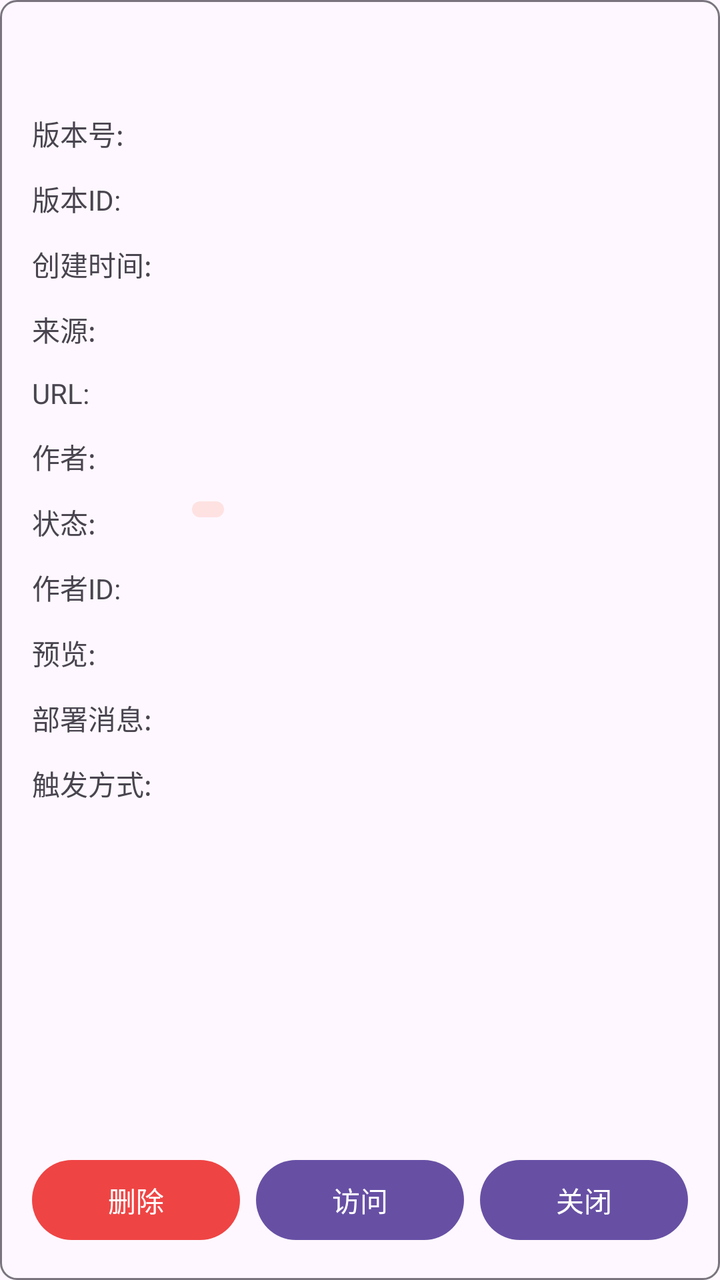
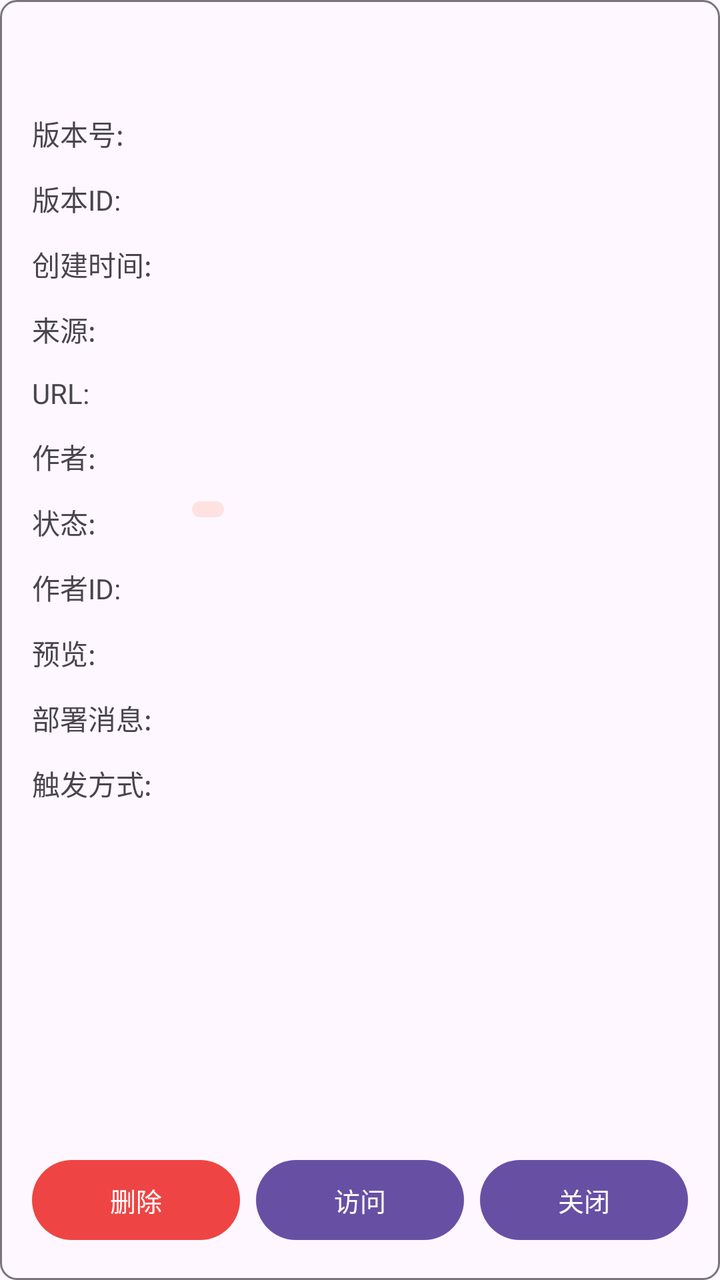

Screens rendered from an Android XML layout before and after an edit, with the pre-edit source and the edit as a unified diff.
<!-- AndroidManifest.xml: application theme AppTheme -->
<!-- res/layout/dialog_worker_version_detail.xml -->
<?xml version="1.0" encoding="utf-8"?>
<LinearLayout xmlns:android="http://schemas.android.com/apk/res/android"
    xmlns:app="http://schemas.android.com/apk/res-auto"
    android:layout_width="match_parent"
    android:layout_height="wrap_content"
    android:orientation="vertical"
    android:background="@drawable/bg_list_item_border"
    android:padding="16dp">

    <ScrollView
        android:layout_width="match_parent"
        android:layout_height="0dp"
        android:layout_weight="1"
        android:maxHeight="500dp">

        <LinearLayout
            android:layout_width="match_parent"
            android:layout_height="wrap_content"
            android:orientation="vertical">

            <TextView
                android:id="@+id/titleText"
                android:layout_width="match_parent"
                android:layout_height="wrap_content"
                android:textSize="18sp"
                android:textStyle="bold"
                android:layout_marginBottom="16dp"/>

            <LinearLayout
                android:layout_width="match_parent"
                android:layout_height="wrap_content"
                android:orientation="vertical">

                <LinearLayout
                    android:layout_width="match_parent"
                    android:layout_height="wrap_content"
                    android:orientation="horizontal">
                    <TextView
                        android:layout_width="80dp"
                        android:layout_height="wrap_content"
                        android:text="版本号:"
                        android:textSize="14sp"
                        android:textColor="?attr/colorOnSurfaceVariant"/>
                    <TextView
                        android:id="@+id/versionNumberText"
                        android:layout_width="match_parent"
                        android:layout_height="wrap_content"
                        android:textSize="14sp"/>
                </LinearLayout>

                <LinearLayout
                    android:layout_width="match_parent"
                    android:layout_height="wrap_content"
                    android:orientation="horizontal"
                    android:layout_marginTop="12dp">
                    <TextView
                        android:layout_width="80dp"
                        android:layout_height="wrap_content"
                        android:text="版本ID:"
                        android:textSize="14sp"
                        android:textColor="?attr/colorOnSurfaceVariant"/>
                    <TextView
                        android:id="@+id/versionIdText"
                        android:layout_width="match_parent"
                        android:layout_height="wrap_content"
                        android:textSize="14sp"/>
                </LinearLayout>

                <LinearLayout
                    android:layout_width="match_parent"
                    android:layout_height="wrap_content"
                    android:orientation="horizontal"
                    android:layout_marginTop="12dp">
                    <TextView
                        android:layout_width="80dp"
                        android:layout_height="wrap_content"
                        android:text="创建时间:"
                        android:textSize="14sp"
                        android:textColor="?attr/colorOnSurfaceVariant"/>
                    <TextView
                        android:id="@+id/createTimeText"
                        android:layout_width="match_parent"
                        android:layout_height="wrap_content"
                        android:textSize="14sp"/>
                </LinearLayout>

                <LinearLayout
                    android:layout_width="match_parent"
                    android:layout_height="wrap_content"
                    android:orientation="horizontal"
                    android:layout_marginTop="12dp">
                    <TextView
                        android:layout_width="80dp"
                        android:layout_height="wrap_content"
                        android:text="来源:"
                        android:textSize="14sp"
                        android:textColor="?attr/colorOnSurfaceVariant"/>
                    <TextView
                        android:id="@+id/sourceText"
                        android:layout_width="match_parent"
                        android:layout_height="wrap_content"
                        android:textSize="14sp"/>
                </LinearLayout>

                <LinearLayout
                    android:layout_width="match_parent"
                    android:layout_height="wrap_content"
                    android:orientation="horizontal"
                    android:layout_marginTop="12dp">
                    <TextView
                        android:layout_width="80dp"
                        android:layout_height="wrap_content"
                        android:text="URL:"
                        android:textSize="14sp"
                        android:textColor="?attr/colorOnSurfaceVariant"/>
                    <TextView
                        android:id="@+id/urlText"
                        android:layout_width="match_parent"
                        android:layout_height="wrap_content"
                        android:textSize="14sp"/>
                </LinearLayout>

                <LinearLayout
                    android:layout_width="match_parent"
                    android:layout_height="wrap_content"
                    android:orientation="horizontal"
                    android:layout_marginTop="12dp">
                    <TextView
                        android:layout_width="80dp"
                        android:layout_height="wrap_content"
                        android:text="作者:"
                        android:textSize="14sp"
                        android:textColor="?attr/colorOnSurfaceVariant"/>
                    <TextView
                        android:id="@+id/authorText"
                        android:layout_width="match_parent"
                        android:layout_height="wrap_content"
                        android:textSize="14sp"/>
                </LinearLayout>

                <LinearLayout
                    android:layout_width="match_parent"
                    android:layout_height="wrap_content"
                    android:orientation="horizontal"
                    android:layout_marginTop="12dp">
                    <TextView
                        android:layout_width="80dp"
                        android:layout_height="wrap_content"
                        android:text="状态:"
                        android:textSize="14sp"
                        android:textColor="?attr/colorOnSurfaceVariant"/>
                    <LinearLayout
                        android:id="@+id/statusBadge"
                        android:layout_width="wrap_content"
                        android:layout_height="wrap_content"
                        android:orientation="horizontal"
                        android:gravity="center"
                        android:paddingStart="8dp"
                        android:paddingEnd="8dp"
                        android:paddingTop="4dp"
                        android:paddingBottom="4dp"
                        android:background="@drawable/bg_running_badge"/>
                </LinearLayout>

                <LinearLayout
                    android:layout_width="match_parent"
                    android:layout_height="wrap_content"
                    android:orientation="horizontal"
                    android:layout_marginTop="12dp">
                    <TextView
                        android:layout_width="80dp"
                        android:layout_height="wrap_content"
                        android:text="作者ID:"
                        android:textSize="14sp"
                        android:textColor="?attr/colorOnSurfaceVariant"/>
                    <TextView
                        android:id="@+id/authorIdText"
                        android:layout_width="match_parent"
                        android:layout_height="wrap_content"
                        android:textSize="14sp"/>
                </LinearLayout>

                <LinearLayout
                    android:layout_width="match_parent"
                    android:layout_height="wrap_content"
                    android:orientation="horizontal"
                    android:layout_marginTop="12dp">
                    <TextView
                        android:layout_width="80dp"
                        android:layout_height="wrap_content"
                        android:text="预览:"
                        android:textSize="14sp"
                        android:textColor="?attr/colorOnSurfaceVariant"/>
                    <TextView
                        android:id="@+id/hasPreviewText"
                        android:layout_width="match_parent"
                        android:layout_height="wrap_content"
                        android:textSize="14sp"/>
                </LinearLayout>

                <LinearLayout
                    android:layout_width="match_parent"
                    android:layout_height="wrap_content"
                    android:orientation="horizontal"
                    android:layout_marginTop="12dp">
                    <TextView
                        android:layout_width="80dp"
                        android:layout_height="wrap_content"
                        android:text="部署消息:"
                        android:textSize="14sp"
                        android:textColor="?attr/colorOnSurfaceVariant"/>
                    <TextView
                        android:id="@+id/deploymentMessageText"
                        android:layout_width="match_parent"
                        android:layout_height="wrap_content"
                        android:textSize="14sp"/>
                </LinearLayout>

                <LinearLayout
                    android:layout_width="match_parent"
                    android:layout_height="wrap_content"
                    android:orientation="horizontal"
                    android:layout_marginTop="12dp">
                    <TextView
                        android:layout_width="80dp"
                        android:layout_height="wrap_content"
                        android:text="触发方式:"
                        android:textSize="14sp"
                        android:textColor="?attr/colorOnSurfaceVariant"/>
                    <TextView
                        android:id="@+id/triggeredByText"
                        android:layout_width="match_parent"
                        android:layout_height="wrap_content"
                        android:textSize="14sp"/>
                </LinearLayout>

                <LinearLayout
                    android:id="@+id/deploymentInfoSection"
                    android:layout_width="match_parent"
                    android:layout_height="wrap_content"
                    android:orientation="vertical"
                    android:layout_marginTop="16dp"
                    android:visibility="gone">

                    <View
                        android:layout_width="match_parent"
                        android:layout_height="1dp"
                        android:background="?attr/colorOutlineVariant"
                        android:layout_marginBottom="12dp"/>

                    <TextView
                        android:layout_width="match_parent"
                        android:layout_height="wrap_content"
                        android:text="部署信息"
                        android:textSize="14sp"
                        android:textStyle="bold"
                        android:layout_marginBottom="12dp"/>

                    <LinearLayout
                        android:layout_width="match_parent"
                        android:layout_height="wrap_content"
                        android:orientation="horizontal">
                        <TextView
                            android:layout_width="80dp"
                            android:layout_height="wrap_content"
                            android:text="部署ID:"
                            android:textSize="14sp"
                            android:textColor="?attr/colorOnSurfaceVariant"/>
                        <TextView
                            android:id="@+id/deploymentIdText"
                            android:layout_width="match_parent"
                            android:layout_height="wrap_content"
                            android:textSize="14sp"/>
                    </LinearLayout>

                    <LinearLayout
                        android:layout_width="match_parent"
                        android:layout_height="wrap_content"
                        android:orientation="horizontal"
                        android:layout_marginTop="12dp">
                        <TextView
                            android:layout_width="80dp"
                            android:layout_height="wrap_content"
                            android:text="部署时间:"
                            android:textSize="14sp"
                            android:textColor="?attr/colorOnSurfaceVariant"/>
                        <TextView
                            android:id="@+id/deploymentCreatedText"
                            android:layout_width="match_parent"
                            android:layout_height="wrap_content"
                            android:textSize="14sp"/>
                    </LinearLayout>

                    <LinearLayout
                        android:layout_width="match_parent"
                        android:layout_height="wrap_content"
                        android:orientation="horizontal"
                        android:layout_marginTop="12dp">
                        <TextView
                            android:layout_width="80dp"
                            android:layout_height="wrap_content"
                            android:text="部署来源:"
                            android:textSize="14sp"
                            android:textColor="?attr/colorOnSurfaceVariant"/>
                        <TextView
                            android:id="@+id/deploymentSourceText"
                            android:layout_width="match_parent"
                            android:layout_height="wrap_content"
                            android:textSize="14sp"/>
                    </LinearLayout>

                    <LinearLayout
                        android:layout_width="match_parent"
                        android:layout_height="wrap_content"
                        android:orientation="horizontal"
                        android:layout_marginTop="12dp">
                        <TextView
                            android:layout_width="80dp"
                            android:layout_height="wrap_content"
                            android:text="部署策略:"
                            android:textSize="14sp"
                            android:textColor="?attr/colorOnSurfaceVariant"/>
                        <TextView
                            android:id="@+id/deploymentStrategyText"
                            android:layout_width="match_parent"
                            android:layout_height="wrap_content"
                            android:textSize="14sp"/>
                    </LinearLayout>

                    <LinearLayout
                        android:layout_width="match_parent"
                        android:layout_height="wrap_content"
                        android:orientation="horizontal"
                        android:layout_marginTop="12dp">
                        <TextView
                            android:layout_width="80dp"
                            android:layout_height="wrap_content"
                            android:text="流量占比:"
                            android:textSize="14sp"
                            android:textColor="?attr/colorOnSurfaceVariant"/>
                        <TextView
                            android:id="@+id/deploymentPercentageText"
                            android:layout_width="match_parent"
                            android:layout_height="wrap_content"
                            android:textSize="14sp"/>
                    </LinearLayout>

                    <LinearLayout
                        android:layout_width="match_parent"
                        android:layout_height="wrap_content"
                        android:orientation="horizontal"
                        android:layout_marginTop="12dp">
                        <TextView
                            android:layout_width="80dp"
                            android:layout_height="wrap_content"
                            android:text="部署作者:"
                            android:textSize="14sp"
                            android:textColor="?attr/colorOnSurfaceVariant"/>
                        <TextView
                            android:id="@+id/deploymentAuthorText"
                            android:layout_width="match_parent"
                            android:layout_height="wrap_content"
                            android:textSize="14sp"/>
                    </LinearLayout>

                </LinearLayout>

            </LinearLayout>

        </LinearLayout>

    </ScrollView>

    <LinearLayout
        android:layout_width="match_parent"
        android:layout_height="wrap_content"
        android:orientation="horizontal"
        android:layout_marginTop="16dp">

        <com.google.android.material.button.MaterialButton
            android:id="@+id/deleteBtn"
            android:layout_width="0dp"
            android:layout_height="wrap_content"
            android:layout_weight="1"
            android:text="删除"
            app:backgroundTint="@color/red_500"
            android:textColor="@color/white"/>

        <com.google.android.material.button.MaterialButton
            android:id="@+id/accessBtn"
            android:layout_width="0dp"
            android:layout_height="wrap_content"
            android:layout_weight="1"
            android:text="访问"
            app:backgroundTint="?attr/colorPrimary"
            android:textColor="@color/white"
            android:layout_marginStart="8dp"/>

        <com.google.android.material.button.MaterialButton
            android:id="@+id/closeBtn"
            android:layout_width="0dp"
            android:layout_height="wrap_content"
            android:layout_weight="1"
            android:text="关闭"
            android:layout_marginStart="8dp"/>

    </LinearLayout>

</LinearLayout>
<!-- resources referenced by this layout -->
<resources>
  <color name="red_500">#EF4444</color>
  <color name="white">#FFFFFF</color>
  <style name="AppTheme" parent="Base.AppTheme" />
  <color name="red_100">#FEE2E2</color>
  <style name="Base.AppTheme" parent="Theme.Material3.DayNight.NoActionBar">
      
      
    </style>
  <!-- unchanged entries left out for length: 2 -->
</resources>

<!-- the commit's change to res/layout/dialog_worker_version_detail.xml (unified diff, before → after) -->
@@ -38,7 +38,7 @@
                     <TextView
                         android:layout_width="80dp"
                         android:layout_height="wrap_content"
-                        android:text="版本号:"
+                        android:text="@string/xml_dialog_worker_version_detail"
                         android:textSize="14sp"
                         android:textColor="?attr/colorOnSurfaceVariant"/>
                     <TextView
@@ -56,7 +56,7 @@
                     <TextView
                         android:layout_width="80dp"
                         android:layout_height="wrap_content"
-                        android:text="版本ID:"
+                        android:text="@string/xml_dialog_worker_version_detail_2"
                         android:textSize="14sp"
                         android:textColor="?attr/colorOnSurfaceVariant"/>
                     <TextView
@@ -74,7 +74,7 @@
                     <TextView
                         android:layout_width="80dp"
                         android:layout_height="wrap_content"
-                        android:text="创建时间:"
+                        android:text="@string/xml_dialog_worker_version_detail_3"
                         android:textSize="14sp"
                         android:textColor="?attr/colorOnSurfaceVariant"/>
                     <TextView
@@ -92,7 +92,7 @@
                     <TextView
                         android:layout_width="80dp"
                         android:layout_height="wrap_content"
-                        android:text="来源:"
+                        android:text="@string/xml_dialog_worker_version_detail_4"
                         android:textSize="14sp"
                         android:textColor="?attr/colorOnSurfaceVariant"/>
                     <TextView
@@ -128,7 +128,7 @@
                     <TextView
                         android:layout_width="80dp"
                         android:layout_height="wrap_content"
-                        android:text="作者:"
+                        android:text="@string/xml_dialog_worker_version_detail_5"
                         android:textSize="14sp"
                         android:textColor="?attr/colorOnSurfaceVariant"/>
                     <TextView
@@ -146,7 +146,7 @@
                     <TextView
                         android:layout_width="80dp"
                         android:layout_height="wrap_content"
-                        android:text="状态:"
+                        android:text="@string/xml_dialog_worker_version_detail_6"
                         android:textSize="14sp"
                         android:textColor="?attr/colorOnSurfaceVariant"/>
                     <LinearLayout
@@ -170,7 +170,7 @@
                     <TextView
                         android:layout_width="80dp"
                         android:layout_height="wrap_content"
-                        android:text="作者ID:"
+                        android:text="@string/xml_dialog_worker_version_detail_7"
                         android:textSize="14sp"
                         android:textColor="?attr/colorOnSurfaceVariant"/>
                     <TextView
@@ -188,7 +188,7 @@
                     <TextView
                         android:layout_width="80dp"
                         android:layout_height="wrap_content"
-                        android:text="预览:"
+                        android:text="@string/xml_dialog_worker_version_detail_8"
                         android:textSize="14sp"
                         android:textColor="?attr/colorOnSurfaceVariant"/>
                     <TextView
@@ -206,7 +206,7 @@
                     <TextView
                         android:layout_width="80dp"
                         android:layout_height="wrap_content"
-                        android:text="部署消息:"
+                        android:text="@string/xml_dialog_worker_version_detail_9"
                         android:textSize="14sp"
                         android:textColor="?attr/colorOnSurfaceVariant"/>
                     <TextView
@@ -224,7 +224,7 @@
                     <TextView
                         android:layout_width="80dp"
                         android:layout_height="wrap_content"
-                        android:text="触发方式:"
+                        android:text="@string/xml_dialog_worker_version_detail_10"
                         android:textSize="14sp"
                         android:textColor="?attr/colorOnSurfaceVariant"/>
                     <TextView
@@ -251,7 +251,7 @@
                     <TextView
                         android:layout_width="match_parent"
                         android:layout_height="wrap_content"
-                        android:text="部署信息"
+                        android:text="@string/xml_dialog_worker_version_detail_11"
                         android:textSize="14sp"
                         android:textStyle="bold"
                         android:layout_marginBottom="12dp"/>
@@ -263,7 +263,7 @@
                         <TextView
                             android:layout_width="80dp"
                             android:layout_height="wrap_content"
-                            android:text="部署ID:"
+                            android:text="@string/xml_dialog_worker_version_detail_12"
                             android:textSize="14sp"
                             android:textColor="?attr/colorOnSurfaceVariant"/>
                         <TextView
@@ -281,7 +281,7 @@
                         <TextView
                             android:layout_width="80dp"
                             android:layout_height="wrap_content"
-                            android:text="部署时间:"
+                            android:text="@string/xml_dialog_worker_version_detail_13"
                             android:textSize="14sp"
                             android:textColor="?attr/colorOnSurfaceVariant"/>
                         <TextView
@@ -299,7 +299,7 @@
                         <TextView
                             android:layout_width="80dp"
                             android:layout_height="wrap_content"
-                            android:text="部署来源:"
+                            android:text="@string/xml_dialog_worker_version_detail_14"
                             android:textSize="14sp"
                             android:textColor="?attr/colorOnSurfaceVariant"/>
                         <TextView
@@ -317,7 +317,7 @@
                         <TextView
                             android:layout_width="80dp"
                             android:layout_height="wrap_content"
-                            android:text="部署策略:"
+                            android:text="@string/xml_dialog_worker_version_detail_15"
                             android:textSize="14sp"
                             android:textColor="?attr/colorOnSurfaceVariant"/>
                         <TextView
@@ -335,7 +335,7 @@
                         <TextView
                             android:layout_width="80dp"
                             android:layout_height="wrap_content"
-                            android:text="流量占比:"
+                            android:text="@string/xml_dialog_worker_version_detail_16"
                             android:textSize="14sp"
                             android:textColor="?attr/colorOnSurfaceVariant"/>
                         <TextView
@@ -353,7 +353,7 @@
                         <TextView
                             android:layout_width="80dp"
                             android:layout_height="wrap_content"
-                            android:text="部署作者:"
+                            android:text="@string/xml_dialog_worker_version_detail_17"
                             android:textSize="14sp"
                             android:textColor="?attr/colorOnSurfaceVariant"/>
                         <TextView
@@ -382,7 +382,7 @@
             android:layout_width="0dp"
             android:layout_height="wrap_content"
             android:layout_weight="1"
-            android:text="删除"
+            android:text="@string/delete"
             app:backgroundTint="@color/red_500"
             android:textColor="@color/white"/>
 
@@ -391,7 +391,7 @@
             android:layout_width="0dp"
             android:layout_height="wrap_content"
             android:layout_weight="1"
-            android:text="访问"
+            android:text="@string/xml_dialog_worker_version_detail_18"
             app:backgroundTint="?attr/colorPrimary"
             android:textColor="@color/white"
             android:layout_marginStart="8dp"/>
@@ -401,7 +401,7 @@
             android:layout_width="0dp"
             android:layout_height="wrap_content"
             android:layout_weight="1"
-            android:text="关闭"
+            android:text="@string/ssl_mode_off"
             android:layout_marginStart="8dp"/>
 
     </LinearLayout>
<!-- resource entries referenced after the edit -->
@@ -2,12 +2,75 @@
 <resources>
   <color name="red_500">#EF4444</color>
   <color name="white">#FFFFFF</color>
+  <string name="delete">删除</string>
+  <string name="ssl_mode_off">关闭</string>
+  <string name="xml_dialog_worker_version_detail">版本号:</string>
+  <string name="xml_dialog_worker_version_detail_10">触发方式:</string>
+  <string name="xml_dialog_worker_version_detail_11">部署信息</string>
+  <string name="xml_dialog_worker_version_detail_12">部署ID:</string>
+  <string name="xml_dialog_worker_version_detail_13">部署时间:</string>
+  <string name="xml_dialog_worker_version_detail_14">部署来源:</string>
+  <string name="xml_dialog_worker_version_detail_15">部署策略:</string>
+  <string name="xml_dialog_worker_version_detail_16">流量占比:</string>
+  <string name="xml_dialog_worker_version_detail_17">部署作者:</string>
+  <string name="xml_dialog_worker_version_detail_18">访问</string>
+  <string name="xml_dialog_worker_version_detail_2">版本ID:</string>
+  <string name="xml_dialog_worker_version_detail_3">创建时间:</string>
+  <string name="xml_dialog_worker_version_detail_4">来源:</string>
+  <string name="xml_dialog_worker_version_detail_5">作者:</string>
+  <string name="xml_dialog_worker_version_detail_6">状态:</string>
+  <string name="xml_dialog_worker_version_detail_7">作者ID:</string>
+  <string name="xml_dialog_worker_version_detail_8">预览:</string>
+  <string name="xml_dialog_worker_version_detail_9">部署消息:</string>
   <style name="AppTheme" parent="Base.AppTheme" />
   <color name="red_100">#FEE2E2</color>
   <style name="Base.AppTheme" parent="Theme.Material3.DayNight.NoActionBar">
       
       
+  
+      
+      <item name="android:textViewStyle">@style/AppTextView</item>
+      <item name="android:buttonStyle">@style/AppButton</item>
+      <item name="materialButtonStyle">@style/AppMaterialButton</item>
+      <item name="chipStyle">@style/AppChip</item>
     </style>
+  <style name="AppTextView" parent="@android:style/Widget.DeviceDefault.TextView">
+      <item name="android:breakStrategy">simple</item>
+      <item name="android:hyphenationFrequency">full</item>
+      <item name="android:ellipsize">end</item>
+      <item name="android:justificationMode">inter_word</item>
+      <item name="android:textIsSelectable">false</item>
+    </style>
+  <style name="AppButton" parent="Widget.Material3.Button">
+      <item name="android:minHeight">@dimen/app_button_min_height</item>
+      <item name="android:minWidth">@dimen/app_button_min_width</item>
+      <item name="android:maxLines">2</item>
+      <item name="android:ellipsize">end</item>
+      <item name="android:paddingStart">@dimen/app_button_padding_h</item>
+      <item name="android:paddingEnd">@dimen/app_button_padding_h</item>
+      <item name="android:breakStrategy">simple</item>
+      <item name="android:hyphenationFrequency">full</item>
+      <item name="android:textSize">@dimen/app_button_text_size</item>
+    </style>
+  <style name="AppMaterialButton" parent="Widget.Material3.Button">
+      <item name="android:minHeight">@dimen/app_button_min_height</item>
+      <item name="android:minWidth">@dimen/app_button_min_width</item>
+      <item name="android:maxLines">2</item>
+      <item name="android:ellipsize">end</item>
+      <item name="android:paddingStart">@dimen/app_button_padding_h</item>
+      <item name="android:paddingEnd">@dimen/app_button_padding_h</item>
+      <item name="android:breakStrategy">simple</item>
+      <item name="android:hyphenationFrequency">full</item>
+      <item name="android:textAllCaps">false</item>
+      <item name="android:textSize">@dimen/app_button_text_size</item>
+    </style>
+  <style name="AppChip" parent="Widget.Material3.Chip.Assist">
+      <item name="android:textIsSelectable">false</item>
+    </style>
+  <dimen name="app_button_min_height">48dp</dimen>
+  <dimen name="app_button_min_width">112dp</dimen>
+  <dimen name="app_button_padding_h">10dp</dimen>
+  <dimen name="app_button_text_size">13sp</dimen>
   <!-- unchanged entries left out for length: 2 -->
 </resources>
 
